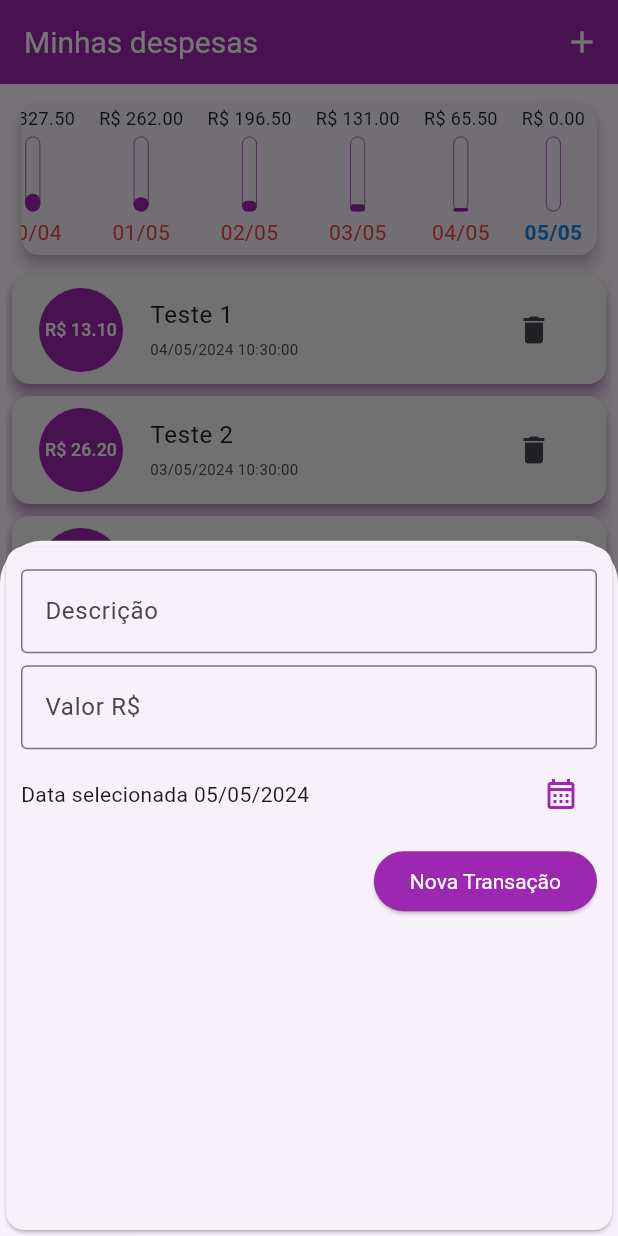
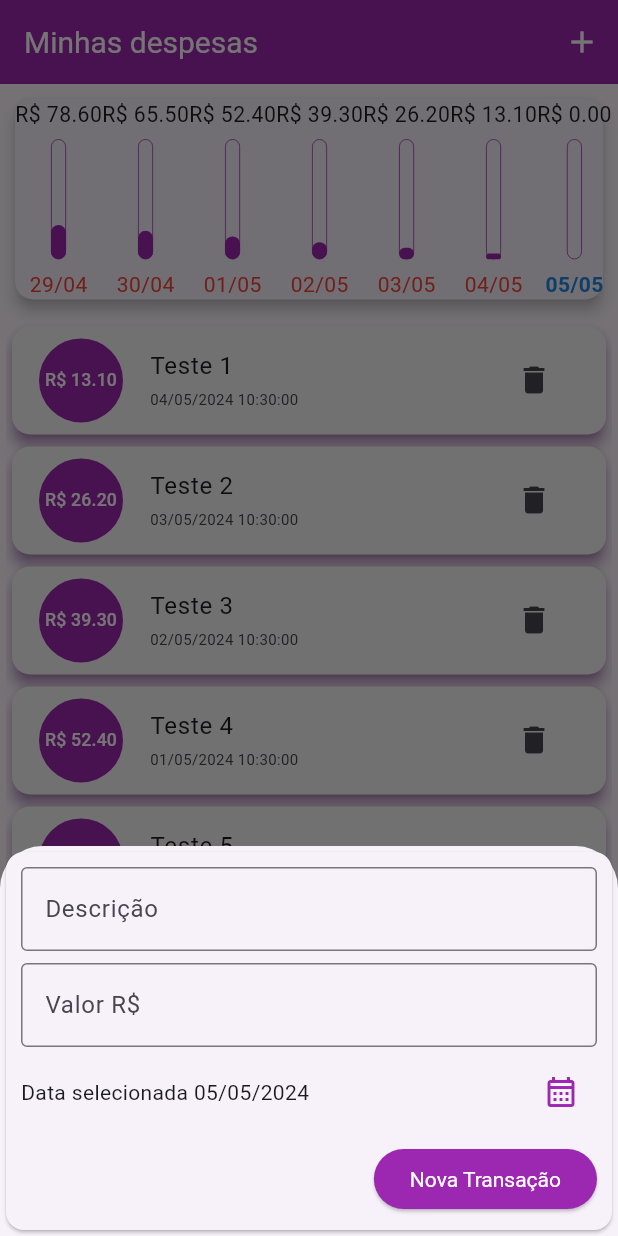
Before and after one commit to andersonro/expenses, a Flutter app: the screen it shows after launch, after a tap on the "add" icon, on a phone screen of 412 x 824 dp. Run offline on Flutter 3.47's test engine with Material 3 defaults, Android fonts, the phone set to English and light mode, and no system bars.

Commit message:
add layout responsivo e adaptativo, widgets adaptativos

```diff
--- /dev/null
+++ b/lib/view/button_adaptative_widget.dart
@@ -0,0 +1,18 @@
+import 'dart:io';
+import 'package:flutter/cupertino.dart';
+import 'package:flutter/material.dart';
+
+class ButtonAdaptativeWidget extends StatelessWidget {
+  final String label;
+  final Function() fn;
+
+  const ButtonAdaptativeWidget(
+      {super.key, required this.label, required this.fn});
+
+  @override
+  Widget build(BuildContext context) {
+    return Platform.isIOS
+        ? CupertinoButton(onPressed: fn, child: Text(label))
+        : ElevatedButton(onPressed: fn, child: Text(label));
+  }
+}
--- a/lib/view/chart_bar_widget.dart
+++ b/lib/view/chart_bar_widget.dart
@@ -16,19 +16,21 @@ class ChartBarWidget extends StatelessWidget {
 
   @override
   Widget build(BuildContext context) {
-    return Container(
-      margin: const EdgeInsets.only(left: 8, right: 8),
-      child: Column(
+    return LayoutBuilder(builder: (ctx, constraints) {
+      return Column(
         children: [
-          FittedBox(
+          SizedBox(
+            height: constraints.maxHeight * 0.15,
+            child: FittedBox(
               child: Text(
                 "R\$ ${value.toStringAsFixed(2)}",
                 style: const TextStyle(fontSize: 12),
               ),
             ),
-          const SizedBox(height: 4),
+          ),
+          SizedBox(height: constraints.maxHeight * 0.05),
           SizedBox(
-            height: 50,
+            height: constraints.maxHeight * 0.60,
             width: 10,
             child: Stack(
               alignment: Alignment.bottomCenter,
@@ -54,15 +56,21 @@ class ChartBarWidget extends StatelessWidget {
               ],
             ),
           ),
-          const SizedBox(height: 4),
-          Text(
+          SizedBox(height: constraints.maxHeight * 0.05),
+          SizedBox(
+            height: constraints.maxHeight * 0.15,
+            child: FittedBox(
+              child: Text(
                 label,
                 style: TextStyle(
                     color: dayActual ? Colors.blue[600] : Colors.red,
-                fontWeight: dayActual ? FontWeight.bold : FontWeight.normal),
+                    fontWeight:
+                        dayActual ? FontWeight.bold : FontWeight.normal),
+              ),
+            ),
           ),
         ],
-      ),
       );
+    });
   }
 }
--- a/lib/view/chart_card_widget.dart
+++ b/lib/view/chart_card_widget.dart
@@ -32,10 +32,10 @@ class ChartCardWidget extends StatelessWidget {
       //DateFormat.E().format(weekDay)[0] - dia da semana primeira letra
       return {
         'day': DateFormat('dd/MM').format(weekDay),
-        'value': totalSum * 5,
+        'value': totalSum,
         'actual': _compareOnlyByDate(weekDay, DateTime.now()),
       };
-    });
+    }).reversed.toList();
   }
 
   double get _weekTotalTransaction {
@@ -46,12 +46,13 @@ class ChartCardWidget extends StatelessWidget {
 
   @override
   Widget build(BuildContext context) {
-    return Card(
+    return SizedBox(
+      width: double.infinity,
+      child: Card(
         elevation: 4,
         margin: const EdgeInsets.all(10),
-      child: ListView(
-        reverse: true,
-        scrollDirection: Axis.horizontal,
+        child: Row(
+          mainAxisAlignment: MainAxisAlignment.spaceAround,
           children: _groupedTransactions.map((transaction) {
             return ChartBarWidget(
               label: transaction['day'].toString(),
@@ -60,9 +61,11 @@ class ChartCardWidget extends StatelessWidget {
                   ? 0
                   : (double.tryParse(transaction['value'].toString()) ?? 0.00) /
                       _weekTotalTransaction,
-            dayActual: bool.tryParse(transaction['actual'].toString()) ?? false,
+              dayActual:
+                  bool.tryParse(transaction['actual'].toString()) ?? false,
             );
           }).toList(),
+        ),
       ),
     );
   }
--- /dev/null
+++ b/lib/view/datepicker_adaptative_widget.dart
@@ -0,0 +1,55 @@
+import 'dart:io';
+import 'package:flutter/cupertino.dart';
+import 'package:flutter/material.dart';
+import 'package:intl/intl.dart';
+
+class DatepickerAdaptativeWidget extends StatelessWidget {
+  final DateTime dateSelected;
+  final Function(DateTime) onDateChanged;
+
+  const DatepickerAdaptativeWidget(
+      {super.key, required this.dateSelected, required this.onDateChanged});
+
+  _showModalDatePicker(BuildContext context) {
+    showDatePicker(
+      context: context,
+      initialDate: DateTime.now(),
+      firstDate: DateTime(2019),
+      lastDate: DateTime.now(),
+    ).then((pickedDate) {
+      if (pickedDate == null) {
+        return;
+      }
+      onDateChanged(pickedDate);
+    });
+  }
+
+  @override
+  Widget build(BuildContext context) {
+    return Platform.isIOS
+        ? SizedBox(
+            height: 180,
+            child: CupertinoDatePicker(
+              onDateTimeChanged: onDateChanged,
+              mode: CupertinoDatePickerMode.date,
+              initialDateTime: DateTime.now(),
+              minimumDate: DateTime(2019),
+              maximumDate: DateTime.now(),
+            ),
+          )
+        : Row(
+            children: [
+              Expanded(
+                child: Text(
+                  'Data selecionada ${DateFormat('dd/MM/yyyy').format(dateSelected)}',
+                ),
+              ),
+              IconButton(
+                onPressed: () => _showModalDatePicker(context),
+                icon: const Icon(Icons.calendar_month_outlined),
+                color: Theme.of(context).primaryColor,
+              )
+            ],
+          );
+  }
+}
--- a/lib/view/home_page.dart
+++ b/lib/view/home_page.dart
@@ -1,8 +1,10 @@
 import 'dart:math';
+import 'dart:io';
 
 import 'package:expenses/model/transaction_model.dart';
 import 'package:expenses/view/chart_card_widget.dart';
 import 'package:expenses/view/transaction_form_widget.dart';
+import 'package:flutter/cupertino.dart';
 import 'package:flutter/material.dart';
 import 'package:intl/intl.dart';
 
@@ -15,6 +17,7 @@ class HomePage extends StatefulWidget {
 
 class _HomePageState extends State<HomePage> {
   final List<TransactionModel> _transactions = [];
+  bool _isChart = false;
 
   _loadTransactions() {
     for (var i = 1; i < 15; i++) {
@@ -64,33 +67,59 @@ class _HomePageState extends State<HomePage> {
     _loadTransactions();
   }
 
+  Widget _getIconButton(IconData icon, Function() fn) {
+    return Platform.isIOS
+        ? GestureDetector(
+            onTap: fn,
+            child: Icon(icon),
+          )
+        : IconButton(
+            onPressed: fn,
+            icon: Icon(icon),
+          );
+  }
+
   @override
   Widget build(BuildContext context) {
-    return SafeArea(
-      child: Scaffold(
-        appBar: AppBar(
+    final _isLandscape =
+        MediaQuery.of(context).orientation == Orientation.landscape;
+
+    final actions = [
+      if (_isLandscape)
+        _getIconButton(
+          (_isChart ? Icons.list : Icons.bar_chart),
+          () {
+            setState(() {
+              _isChart = !_isChart;
+            });
+          },
+        ),
+      _getIconButton(Platform.isIOS ? CupertinoIcons.add : Icons.add,
+          () => _onShowModalTransactionForm(context)),
+    ];
+
+    final appBar = AppBar(
       title: const Text("Minhas despesas"),
-          actions: [
-            IconButton(
-              onPressed: () => _onShowModalTransactionForm(context),
-              icon: const Icon(Icons.add),
-            )
-          ],
-        ),
-        body: Padding(
-          padding: const EdgeInsets.all(4.0),
+      actions: actions,
+    );
+
+    final availableHeight = MediaQuery.of(context).size.height -
+        appBar.preferredSize.height -
+        MediaQuery.of(context).padding.top -
+        MediaQuery.of(context).viewInsets.bottom;
+
+    final bodyPage = SafeArea(
       child: Column(
         children: [
+          if (_isChart || !_isLandscape)
             SizedBox(
-                height: 120,
-                width: double.infinity,
+              height: availableHeight * (_isLandscape ? 0.7 : 0.2),
               child: ChartCardWidget(transactions: _recentTransactions),
             ),
-              Expanded(
-                flex: 1,
-                child: SizedBox(
-                  height: double.infinity,
-                  width: double.infinity,
+          if (!_isChart || !_isLandscape)
+            Container(
+              padding: const EdgeInsets.all(4),
+              height: availableHeight * (_isLandscape ? 0.9 : 0.8),
               child: _transactions.isNotEmpty
                   ? ListView.builder(
                       itemCount: _transactions.length,
@@ -102,16 +131,14 @@ class _HomePageState extends State<HomePage> {
                           shadowColor: Theme.of(context).primaryColor,
                           child: ListTile(
                             leading: CircleAvatar(
-                                  backgroundColor:
-                                      Theme.of(context).primaryColor,
+                              backgroundColor: Theme.of(context).primaryColor,
                               radius: 30,
                               child: Padding(
                                 padding: const EdgeInsets.all(6),
                                 child: FittedBox(
                                   child: Text(
                                     'R\$ ${transaction.value.toStringAsFixed(2)}',
-                                        style: const TextStyle(
-                                            color: Colors.white),
+                                    style: const TextStyle(color: Colors.white),
                                   ),
                                 ),
                               ),
@@ -136,11 +163,28 @@ class _HomePageState extends State<HomePage> {
                       child: Text("Nenhuma despesa cadastrada."),
                     ),
             ),
-              ),
         ],
       ),
+    );
+
+    return Platform.isIOS
+        ? CupertinoPageScaffold(
+            navigationBar: CupertinoNavigationBar(
+              middle: const Text("Minhas despesas"),
+              trailing: Row(
+                mainAxisSize: MainAxisSize.min,
+                children: actions,
               ),
-        floatingActionButton: FloatingActionButton(
+            ),
+            child: bodyPage,
+          )
+        : SafeArea(
+            child: Scaffold(
+              appBar: appBar,
+              body: bodyPage,
+              floatingActionButton: Platform.isIOS
+                  ? Container()
+                  : FloatingActionButton(
                       onPressed: () => _onShowModalTransactionForm(context),
                       child: const Icon(
                         Icons.add,
--- /dev/null
+++ b/lib/view/text_field_adaptative_widget.dart
@@ -0,0 +1,64 @@
+import 'dart:io';
+import 'package:flutter/cupertino.dart';
+import 'package:flutter/material.dart';
+import 'package:flutter/services.dart';
+
+class TextFieldAdaptativeWidget extends StatelessWidget {
+  final Key keyTextField;
+  final TextEditingController controller;
+  final String label;
+  final bool isValidate;
+  final TextInputType keyboardType;
+  final FilteringTextInputFormatter? filteringTextInputFormatter;
+
+  const TextFieldAdaptativeWidget({
+    super.key,
+    required this.keyTextField,
+    required this.controller,
+    required this.label,
+    this.isValidate = false,
+    this.keyboardType = TextInputType.text,
+    this.filteringTextInputFormatter,
+  });
+
+  @override
+  Widget build(BuildContext context) {
+    return Platform.isIOS
+        ? CupertinoTextFormFieldRow(
+            key: keyTextField,
+            controller: controller,
+            keyboardType: keyboardType,
+            placeholder: label,
+            padding: const EdgeInsets.symmetric(horizontal: 6, vertical: 12),
+            validator: (value) {
+              if (isValidate) {
+                if (value == '') {
+                  return 'Este campo deve ser preenchido!';
+                }
+              }
+              return null;
+            },
+          )
+        : TextFormField(
+            key: keyTextField,
+            controller: controller,
+            keyboardType: keyboardType,
+            decoration: InputDecoration(
+              labelText: label,
+              border: const OutlineInputBorder(),
+            ),
+            inputFormatters: [
+              if (filteringTextInputFormatter != null)
+                FilteringTextInputFormatter.allow(RegExp(r'^\d+\.?\d{0,2}')),
+            ],
+            validator: (value) {
+              if (isValidate) {
+                if (value == '') {
+                  return 'Este campo deve ser preenchido!';
+                }
+              }
+              return null;
+            },
+          );
+  }
+}
--- a/lib/view/transaction_form_widget.dart
+++ b/lib/view/transaction_form_widget.dart
@@ -1,3 +1,6 @@
+import 'package:expenses/view/button_adaptative_widget.dart';
+import 'package:expenses/view/datepicker_adaptative_widget.dart';
+import 'package:expenses/view/text_field_adaptative_widget.dart';
 import 'package:flutter/material.dart';
 import 'package:flutter/services.dart';
 import 'package:intl/intl.dart';
@@ -30,102 +33,59 @@ class _TransactionFormWidgetState extends State<TransactionFormWidget> {
       _valueController.clear();
       _formKey.currentState!.reset();
       setState(() {});
+      FocusScope.of(context).requestFocus(FocusNode());
     }
-  }
-
-  _showModalDatePicker() {
-    showDatePicker(
-      context: context,
-      initialDate: DateTime.now(),
-      firstDate: DateTime(2019),
-      lastDate: DateTime.now(),
-    ).then((pickedDate) {
-      if (pickedDate == null) {
-        return;
-      }
-      setState(() {
-        _selectedDate = pickedDate;
-      });
-    });
   }
 
   @override
   Widget build(BuildContext context) {
-    return Card(
-      child: Container(
-        height: double.infinity,
-        width: double.infinity,
-        padding: const EdgeInsets.symmetric(horizontal: 10, vertical: 15),
-        child: SingleChildScrollView(
+    return SingleChildScrollView(
+      child: Card(
+        child: Container(
+          padding: EdgeInsets.only(
+              top: 10,
+              left: 10,
+              right: 10,
+              bottom: 10 + MediaQuery.of(context).viewInsets.bottom),
           child: Form(
             key: _formKey,
             child: Column(
               children: [
-                TextFormField(
-                  key: _titleKey,
+                TextFieldAdaptativeWidget(
+                  keyTextField: _titleKey,
                   controller: _titleController,
-                  decoration: const InputDecoration(
-                    labelText: 'Descrição',
-                    hintText: 'Camisa Azul',
-                    border: OutlineInputBorder(),
-                  ),
-                  validator: (value) {
-                    if (value == '') {
-                      return 'O campo titulo não pode ser vazio!';
-                    }
-                    return null;
-                  },
+                  label: 'Descrição',
+                  isValidate: true,
                 ),
                 const SizedBox(
                   height: 8,
                 ),
-                TextFormField(
-                  key: _valueKey,
+                TextFieldAdaptativeWidget(
+                  keyTextField: _valueKey,
                   controller: _valueController,
-                  decoration: const InputDecoration(
-                    labelText: 'Valor R\$',
-                    hintText: '10.99',
-                    border: OutlineInputBorder(),
-                  ),
+                  label: 'Valor R\$',
                   keyboardType:
                       const TextInputType.numberWithOptions(decimal: true),
-                  inputFormatters: [
-                    FilteringTextInputFormatter.allow(
-                        RegExp(r'^\d+\.?\d{0,2}')),
-                  ],
-                  validator: (value) {
-                    if (value == '') {
-                      return 'O Campo não pode ser vazio';
-                    }
-                    return null;
-                  },
+                  isValidate: true,
+                  filteringTextInputFormatter:
+                      FilteringTextInputFormatter.allow(
+                          RegExp(r'^\d+\.?\d{0,2}')),
                 ),
                 const SizedBox(height: 6),
-                Row(
-                  children: [
-                    Expanded(
-                      child: Text(
-                        _selectedDate == null
-                            ? 'Nenhuma data selecionada.'
-                            : 'Data selecionada ${DateFormat('dd/MM/yyyy').format(_selectedDate)}',
-                      ),
-                    ),
-                    IconButton(
-                      onPressed: () {
-                        _showModalDatePicker();
-                      },
-                      icon: const Icon(Icons.calendar_month_outlined),
-                      color: Theme.of(context).primaryColor,
-                    )
-                  ],
-                ),
+                DatepickerAdaptativeWidget(
+                    dateSelected: _selectedDate,
+                    onDateChanged: (newDate) {
+                      setState(() {
+                        _selectedDate = newDate;
+                      });
+                    }),
                 const SizedBox(height: 10),
                 Row(
                   mainAxisAlignment: MainAxisAlignment.end,
                   children: [
-                    ElevatedButton(
-                      onPressed: _onSubmitForm,
-                      child: const Text('Nova Transação'),
+                    ButtonAdaptativeWidget(
+                      label: 'Nova Transação',
+                      fn: _onSubmitForm,
                     )
                   ],
                 ),
```
Lines whose indentation alone changed are shown as unchanged.
